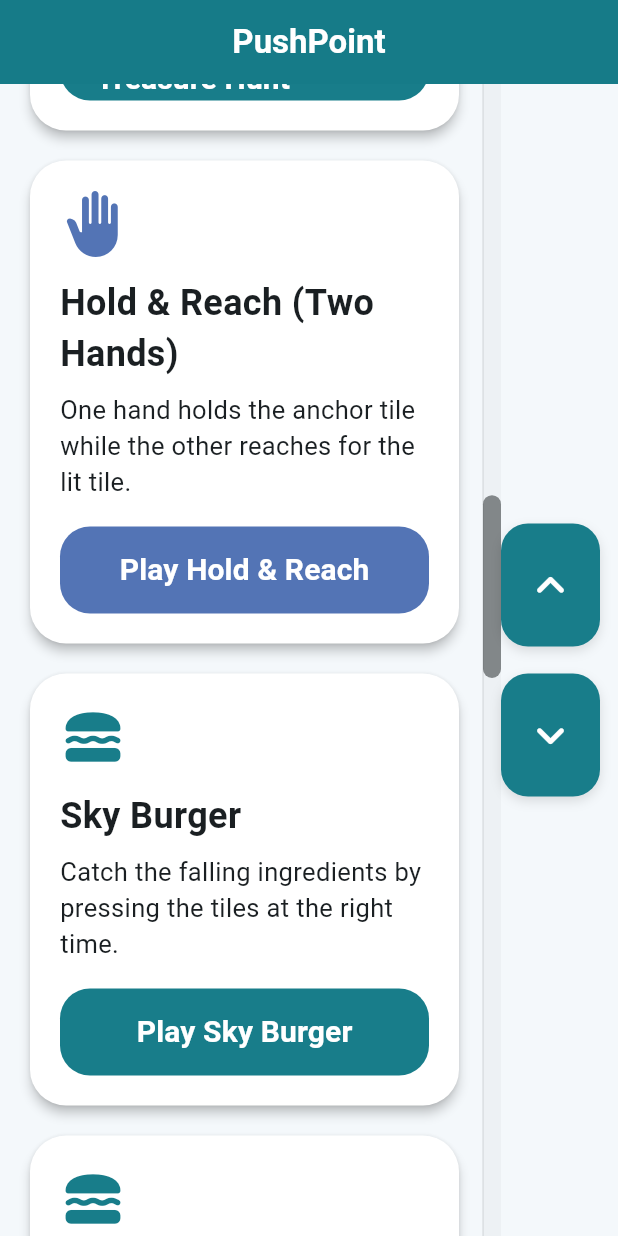
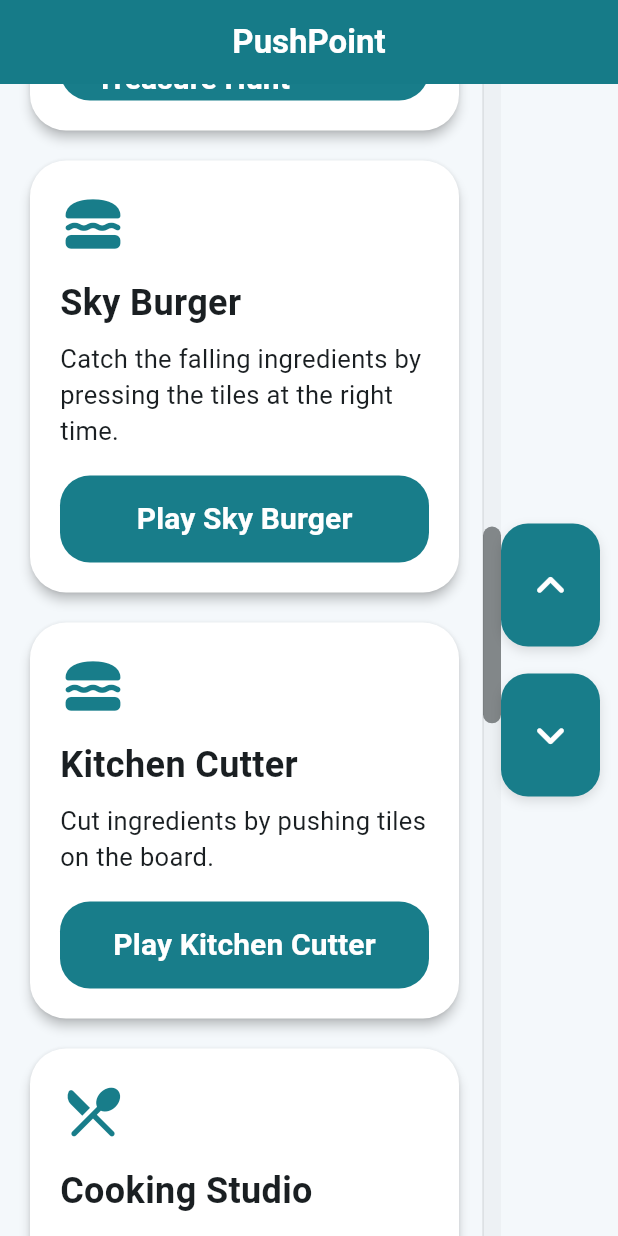
Before and after one commit to KahYing-KY/MDD-PushTile-Flutter, a Flutter app: the screen it shows after launch, scrolled down 1728 dp, on a phone screen of 412 x 824 dp. Run offline on Flutter 3.47's test engine with Material 3 defaults, Android fonts, the phone set to English and light mode, and no system bars; our stand-ins replace supabase_flutter; accounts and stored records are empty.

Commit message:
moved the rest of the stuff

```diff
--- a/lib/screens/two_hand_play.dart
+++ b/lib/Unused/two_hand_play.dart
@@ -3,9 +3,9 @@
 import 'package:flutter/material.dart';
 import 'package:flutter/services.dart';
 import '../main.dart';
-import 'push_input.dart';
-import 'training_session.dart';
-import 'training_history_service.dart';
+import '../screens/push_input.dart';
+import '../screens/training_session.dart';
+import '../screens/training_history_service.dart';
 
 enum _Phase { setup, playing, done }
 
--- a/lib/screens/two_tile_game_rhythm.dart
+++ b/lib/Unused/two_tile_game_rhythm.dart
@@ -2,9 +2,9 @@
 import 'package:flutter/material.dart';
 import 'package:flutter/scheduler.dart';
 import '../main.dart';
-import 'push_input.dart';
-import 'training_session.dart';
-import 'training_history_service.dart';
+import '../screens/push_input.dart';
+import '../screens/training_session.dart';
+import '../screens/training_history_service.dart';
 
 enum _Phase { setup, playing, done }
 
--- a/lib/screens/home_screen.dart
+++ b/lib/screens/home_screen.dart
@@ -2,7 +2,7 @@
 import '../main.dart';
 import 'light_chase_screen.dart';
 import 'rhythm_screen_adapt.dart';
-import 'two_hand_play.dart';
+// import '../Unused/two_hand_play.dart';
 import 'progress_screen.dart';
 import 'cutting_game.dart';
 import 'cooking_studio_screen_new.dart';
@@ -264,16 +264,16 @@
                               _go(const TreasureHunt2D5ScreenInterimSensor()),
                         ),
 
-                        ActionCard(
-                          icon: Icons.back_hand_rounded,
-                          color: kBlue,
-                          title: 'Hold & Reach (Two Hands)',
-                          description:
-                              'One hand holds the anchor tile while the other reaches for the lit tile.',
-                          buttonLabel: 'Play Hold & Reach',
-                          onPressed: () =>
-                              _go(const TwoHandPlayScreen()),
-                        ),
+                        // ActionCard(
+                        //   icon: Icons.back_hand_rounded,
+                        //   color: kBlue,
+                        //   title: 'Hold & Reach (Two Hands)',
+                        //   description:
+                        //       'One hand holds the anchor tile while the other reaches for the lit tile.',
+                        //   buttonLabel: 'Play Hold & Reach',
+                        //   onPressed: () =>
+                        //       _go(const TwoHandPlayScreen()),
+                        // ),
 
                         ActionCard(
                           icon: Icons.lunch_dining_rounded,
```
